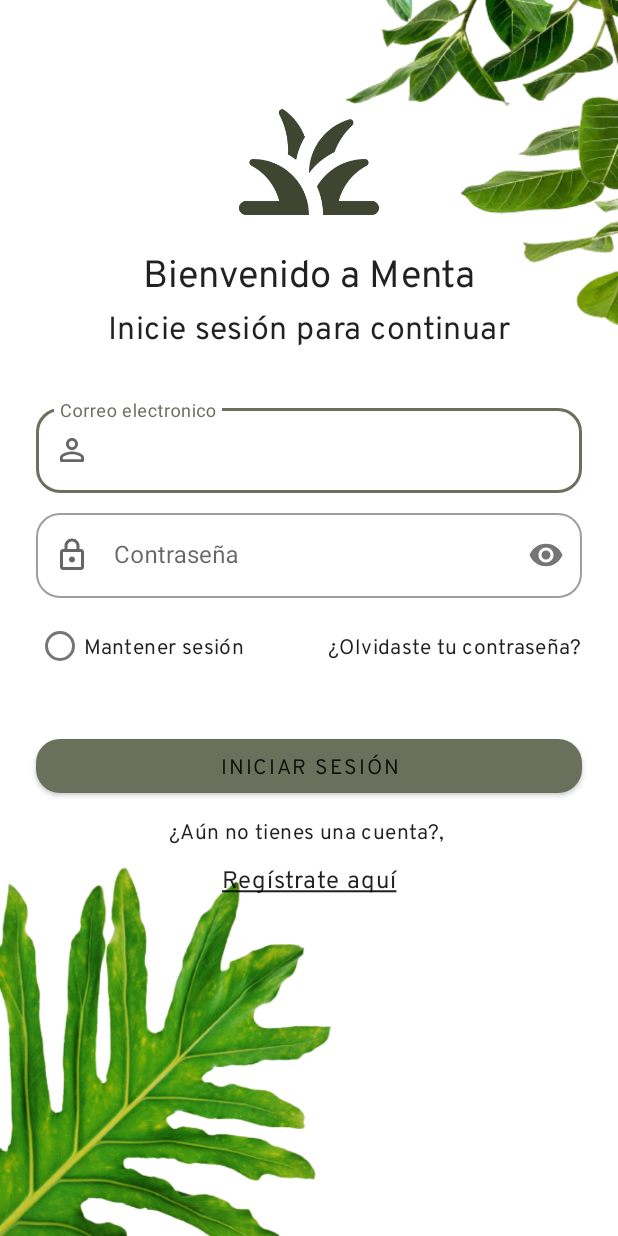
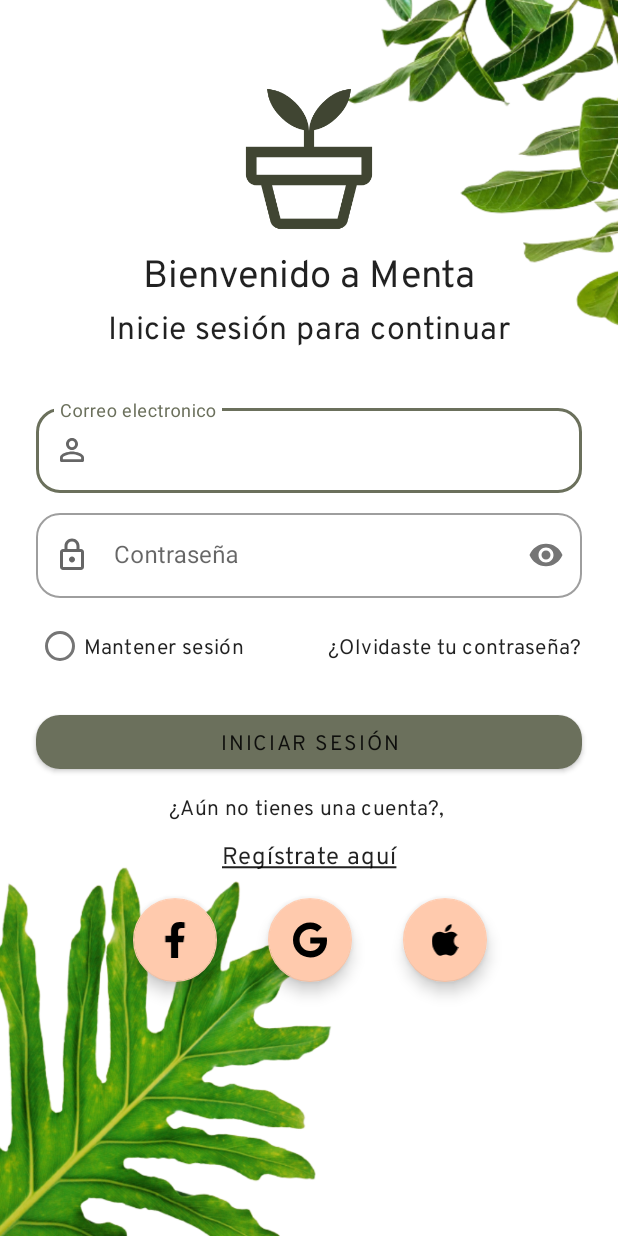
Before and after one commit to DaveDeveloper117/Menta, an Android app: the LoginActivity screen opened directly, with no data from a screen before it, on a phone screen of 412 x 824 dp. Run offline under Robolectric (Android 15) with nearby library versions, the phone set to English and light mode, and no system bars.

Commit message:
init-commit

```diff
--- /dev/null
+++ b/app/src/main/res/drawable-night/ic_apple.xml
@@ -0,0 +1,9 @@
+<vector xmlns:android="http://schemas.android.com/apk/res/android"
+    android:width="384dp"
+    android:height="512dp"
+    android:viewportWidth="384"
+    android:viewportHeight="512">
+  <path
+      android:fillColor="#999E89"
+      android:pathData="M318.7,268.7c-0.2,-36.7 16.4,-64.4 50,-84.8 -18.8,-26.9 -47.2,-41.7 -84.7,-44.6 -35.5,-2.8 -74.3,20.7 -88.5,20.7 -15,0 -49.4,-19.7 -76.4,-19.7C63.3,141.2 4,184.8 4,273.5q0,39.3 14.4,81.2c12.8,36.7 59,126.7 107.2,125.2 25.2,-0.6 43,-17.9 75.8,-17.9 31.8,0 48.3,17.9 76.4,17.9 48.6,-0.7 90.4,-82.5 102.6,-119.3 -65.2,-30.7 -61.7,-90 -61.7,-91.9zM262.1,104.5c27.3,-32.4 24.8,-61.9 24,-72.5 -24.1,1.4 -52,16.4 -67.9,34.9 -17.5,19.8 -27.8,44.3 -25.6,71.9 26.1,2 49.9,-11.4 69.5,-34.3z"/>
+</vector>
--- /dev/null
+++ b/app/src/main/res/drawable-night/ic_facebook.xml
@@ -0,0 +1,9 @@
+<vector xmlns:android="http://schemas.android.com/apk/res/android"
+    android:width="320dp"
+    android:height="512dp"
+    android:viewportWidth="320"
+    android:viewportHeight="512">
+  <path
+      android:fillColor="#999E89"
+      android:pathData="M279.14,288l14.22,-92.66h-88.91v-60.13c0,-25.35 12.42,-50.06 52.24,-50.06h40.42V6.26S260.43,0 225.36,0c-73.22,0 -121.08,44.38 -121.08,124.72v70.62H22.89V288h81.39v224h100.17V288z"/>
+</vector>
--- /dev/null
+++ b/app/src/main/res/drawable-night/ic_google.xml
@@ -0,0 +1,4 @@
+<vector android:height="25.180328dp" android:viewportHeight="512"
+    android:viewportWidth="488" android:width="24dp" xmlns:android="http://schemas.android.com/apk/res/android">
+    <path android:fillColor="#999E89" android:pathData="M488,261.8C488,403.3 391.1,504 248,504 110.8,504 0,393.2 0,256S110.8,8 248,8c66.8,0 123,24.5 166.3,64.9l-67.5,64.9C258.5,52.6 94.3,116.6 94.3,256c0,86.5 69.1,156.6 153.7,156.6 98.2,0 135,-70.4 140.8,-106.9H248v-85.3h236.1c2.3,12.7 3.9,24.9 3.9,41.4z"/>
+</vector>
--- /dev/null
+++ b/app/src/main/res/drawable-night/ic_potted_plant_24.xml
@@ -0,0 +1,10 @@
+<vector xmlns:android="http://schemas.android.com/apk/res/android"
+    android:width="48dp"
+    android:height="48dp"
+    android:viewportWidth="48"
+    android:viewportHeight="48"
+    android:tint="#999E89">
+  <path
+      android:fillColor="@android:color/white"
+      android:pathData="M15.85,41H32.15Q32.15,41 32.15,41Q32.15,41 32.15,41L34.55,31.5H13.45L15.85,41Q15.85,41 15.85,41Q15.85,41 15.85,41ZM15.85,44Q14.85,44 14.025,43.375Q13.2,42.75 12.95,41.75L10.35,31.5H37.65L35.05,41.75Q34.8,42.75 33.975,43.375Q33.15,44 32.15,44ZM9,28.5H39Q39,28.5 39,28.5Q39,28.5 39,28.5V23.5H9V28.5Q9,28.5 9,28.5Q9,28.5 9,28.5ZM24,15.95Q24.25,11.6 27.9,7.925Q31.55,4.25 35.95,4Q35.8,8.05 32.6,11.525Q29.4,15 25.5,15.75V20.5H42V28.5Q42,29.75 41.125,30.625Q40.25,31.5 39,31.5H9Q7.75,31.5 6.875,30.625Q6,29.75 6,28.5V20.5H22.5V15.75Q18.6,15 15.425,11.525Q12.25,8.05 12.05,4Q16.45,4.25 20.125,7.9Q23.8,11.55 24,15.95Z"/>
+</vector>
--- /dev/null
+++ b/app/src/main/res/drawable/ic_apple.xml
@@ -0,0 +1,9 @@
+<vector xmlns:android="http://schemas.android.com/apk/res/android"
+    android:width="384dp"
+    android:height="512dp"
+    android:viewportWidth="384"
+    android:viewportHeight="512">
+  <path
+      android:fillColor="#404532"
+      android:pathData="M318.7,268.7c-0.2,-36.7 16.4,-64.4 50,-84.8 -18.8,-26.9 -47.2,-41.7 -84.7,-44.6 -35.5,-2.8 -74.3,20.7 -88.5,20.7 -15,0 -49.4,-19.7 -76.4,-19.7C63.3,141.2 4,184.8 4,273.5q0,39.3 14.4,81.2c12.8,36.7 59,126.7 107.2,125.2 25.2,-0.6 43,-17.9 75.8,-17.9 31.8,0 48.3,17.9 76.4,17.9 48.6,-0.7 90.4,-82.5 102.6,-119.3 -65.2,-30.7 -61.7,-90 -61.7,-91.9zM262.1,104.5c27.3,-32.4 24.8,-61.9 24,-72.5 -24.1,1.4 -52,16.4 -67.9,34.9 -17.5,19.8 -27.8,44.3 -25.6,71.9 26.1,2 49.9,-11.4 69.5,-34.3z"/>
+</vector>
--- /dev/null
+++ b/app/src/main/res/drawable/ic_facebook.xml
@@ -0,0 +1,9 @@
+<vector xmlns:android="http://schemas.android.com/apk/res/android"
+    android:width="320dp"
+    android:height="512dp"
+    android:viewportWidth="320"
+    android:viewportHeight="512">
+  <path
+      android:fillColor="#404532"
+      android:pathData="M279.14,288l14.22,-92.66h-88.91v-60.13c0,-25.35 12.42,-50.06 52.24,-50.06h40.42V6.26S260.43,0 225.36,0c-73.22,0 -121.08,44.38 -121.08,124.72v70.62H22.89V288h81.39v224h100.17V288z"/>
+</vector>
--- /dev/null
+++ b/app/src/main/res/drawable/ic_google.xml
@@ -0,0 +1,4 @@
+<vector android:height="25.180328dp" android:viewportHeight="512"
+    android:viewportWidth="488" android:width="24dp" xmlns:android="http://schemas.android.com/apk/res/android">
+    <path android:fillColor="#404532" android:pathData="M488,261.8C488,403.3 391.1,504 248,504 110.8,504 0,393.2 0,256S110.8,8 248,8c66.8,0 123,24.5 166.3,64.9l-67.5,64.9C258.5,52.6 94.3,116.6 94.3,256c0,86.5 69.1,156.6 153.7,156.6 98.2,0 135,-70.4 140.8,-106.9H248v-85.3h236.1c2.3,12.7 3.9,24.9 3.9,41.4z"/>
+</vector>
--- /dev/null
+++ b/app/src/main/res/drawable/ic_potted_plant_24.xml
@@ -0,0 +1,10 @@
+<vector xmlns:android="http://schemas.android.com/apk/res/android"
+    android:width="48dp"
+    android:height="48dp"
+    android:viewportWidth="48"
+    android:viewportHeight="48"
+    android:tint="#404532">
+  <path
+      android:fillColor="@android:color/white"
+      android:pathData="M15.85,41H32.15Q32.15,41 32.15,41Q32.15,41 32.15,41L34.55,31.5H13.45L15.85,41Q15.85,41 15.85,41Q15.85,41 15.85,41ZM15.85,44Q14.85,44 14.025,43.375Q13.2,42.75 12.95,41.75L10.35,31.5H37.65L35.05,41.75Q34.8,42.75 33.975,43.375Q33.15,44 32.15,44ZM9,28.5H39Q39,28.5 39,28.5Q39,28.5 39,28.5V23.5H9V28.5Q9,28.5 9,28.5Q9,28.5 9,28.5ZM24,15.95Q24.25,11.6 27.9,7.925Q31.55,4.25 35.95,4Q35.8,8.05 32.6,11.525Q29.4,15 25.5,15.75V20.5H42V28.5Q42,29.75 41.125,30.625Q40.25,31.5 39,31.5H9Q7.75,31.5 6.875,30.625Q6,29.75 6,28.5V20.5H22.5V15.75Q18.6,15 15.425,11.525Q12.25,8.05 12.05,4Q16.45,4.25 20.125,7.9Q23.8,11.55 24,15.95Z"/>
+</vector>
--- a/app/src/main/res/layout/activity_fogot_password.xml
+++ b/app/src/main/res/layout/activity_fogot_password.xml
@@ -41,7 +41,7 @@
         app:layout_constraintEnd_toEndOf="parent"
         app:layout_constraintStart_toStartOf="parent"
         app:layout_constraintTop_toTopOf="parent"
-        app:srcCompat="@drawable/ic_round_grass" />
+        app:srcCompat="@drawable/ic_potted_plant_24" />
 
     <TextView
         android:id="@+id/descTextView"
--- a/app/src/main/res/layout/activity_login.xml
+++ b/app/src/main/res/layout/activity_login.xml
@@ -44,7 +44,7 @@
         app:layout_constraintEnd_toEndOf="parent"
         app:layout_constraintStart_toStartOf="parent"
         app:layout_constraintTop_toTopOf="parent"
-        app:srcCompat="@drawable/ic_round_grass" />
+        app:srcCompat="@drawable/ic_potted_plant_24" />
 
     <TextView
         android:id="@+id/descTextView"
@@ -139,11 +139,11 @@
 
     <Button
         android:id="@+id/loginButton"
+        style="@style/TextAppearance.MdcTypographyStyles.Button"
         android:layout_width="0dp"
         android:layout_height="wrap_content"
-        android:layout_marginTop="32dp"
+        android:layout_marginTop="16dp"
         android:text="Iniciar sesión"
-        style="@style/TextAppearance.MdcTypographyStyles.Button"
         app:cornerRadius="16dp"
         app:layout_constraintEnd_toEndOf="@+id/passwordTextField"
         app:layout_constraintStart_toStartOf="@+id/passwordTextField"
@@ -171,4 +171,39 @@
         app:layout_constraintStart_toStartOf="@+id/newAccTextView"
         app:layout_constraintTop_toBottomOf="@+id/newAccTextView" />
 
+    <com.google.android.material.floatingactionbutton.FloatingActionButton
+        android:id="@+id/googleFab"
+        android:layout_width="wrap_content"
+        android:layout_height="wrap_content"
+        android:layout_margin="16dp"
+        android:contentDescription="@string/fab_content_desc"
+        app:layout_constraintEnd_toEndOf="@+id/registerTextView"
+        app:layout_constraintStart_toStartOf="@+id/registerTextView"
+        app:layout_constraintTop_toBottomOf="@+id/registerTextView"
+        app:srcCompat="@drawable/ic_google" />
+
+    <com.google.android.material.floatingactionbutton.FloatingActionButton
+        android:id="@+id/facebookFab"
+        android:layout_width="wrap_content"
+        android:layout_height="wrap_content"
+        android:layout_margin="16dp"
+        android:contentDescription="@string/fab_content_desc"
+        app:layout_constraintEnd_toStartOf="@+id/googleFab"
+        app:layout_constraintHorizontal_bias="0.8"
+        app:layout_constraintStart_toStartOf="parent"
+        app:layout_constraintTop_toBottomOf="@+id/registerTextView"
+        app:srcCompat="@drawable/ic_facebook" />
+
+    <com.google.android.material.floatingactionbutton.FloatingActionButton
+        android:id="@+id/appleFab"
+        android:layout_width="wrap_content"
+        android:layout_height="wrap_content"
+        android:layout_margin="16dp"
+        android:contentDescription="@string/fab_content_desc"
+        app:layout_constraintEnd_toEndOf="parent"
+        app:layout_constraintHorizontal_bias="0.2"
+        app:layout_constraintStart_toEndOf="@+id/googleFab"
+        app:layout_constraintTop_toBottomOf="@+id/registerTextView"
+        app:srcCompat="@drawable/ic_apple" />
+
 </androidx.constraintlayout.widget.ConstraintLayout>
--- a/app/src/main/res/layout/activity_main.xml
+++ b/app/src/main/res/layout/activity_main.xml
@@ -31,6 +31,6 @@
         app:layout_constraintStart_toStartOf="parent"
         app:layout_constraintTop_toTopOf="parent"
         app:layout_constraintVertical_bias="0.4"
-        app:srcCompat="@drawable/ic_round_grass" />
+        app:srcCompat="@drawable/ic_potted_plant_24" />
 
 </androidx.constraintlayout.widget.ConstraintLayout>
--- a/app/src/main/res/layout/activity_sign_up.xml
+++ b/app/src/main/res/layout/activity_sign_up.xml
@@ -44,7 +44,7 @@
         app:layout_constraintEnd_toEndOf="parent"
         app:layout_constraintStart_toStartOf="parent"
         app:layout_constraintTop_toTopOf="parent"
-        app:srcCompat="@drawable/ic_round_grass" />
+        app:srcCompat="@drawable/ic_potted_plant_24" />
 
     <TextView
         android:id="@+id/descTextView"
--- a/app/src/main/res/values/strings.xml
+++ b/app/src/main/res/values/strings.xml
@@ -3,6 +3,7 @@
     <string name="iniciar_sesion_aqui"><u>Regístrate aquí</u></string>
     <string name="inicie_sesi_n_aqu"><u>Inicie sesión aquí</u></string>
     <string name="la_contrase_a_debe_incluir_al_menos_8_caracteres_y_1_n_mero"><i>La contraseña debe incluir al menos 8 caracteres y 1 número</i></string>
+    <string name="fab_content_desc">fabDesc</string>
 
     <style name="TextAppearance.MdcTypographyStyles.Headline1" parent="TextAppearance.MaterialComponents.Headline1">
         <item name="fontFamily">@font/overpass</item>
```
